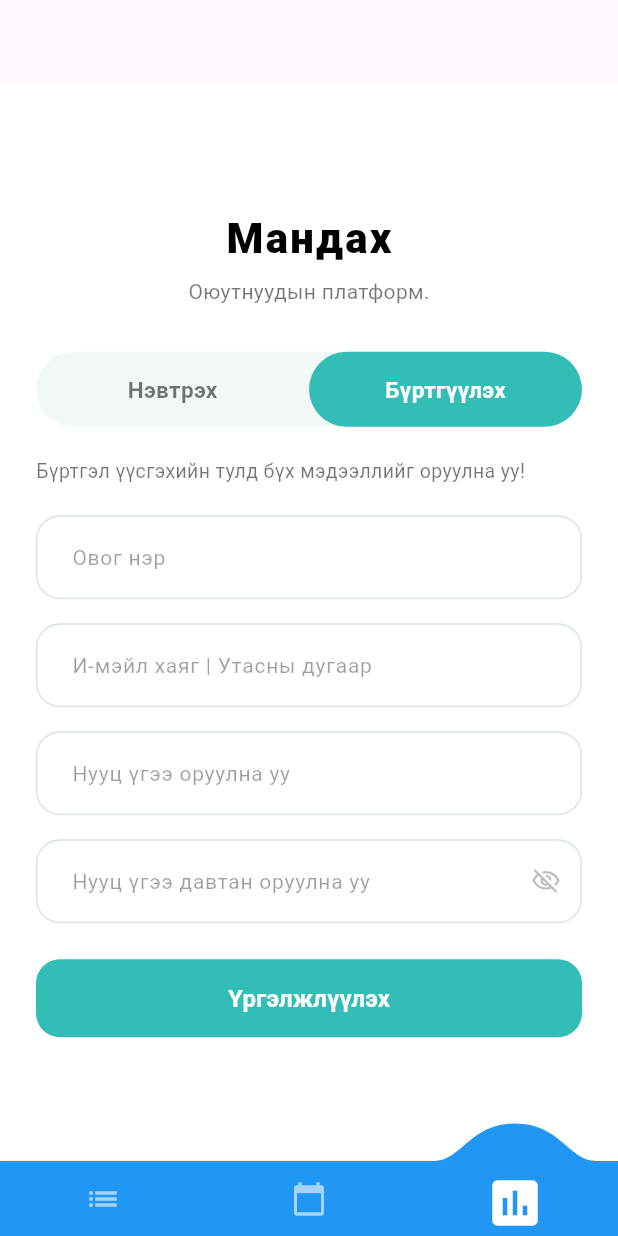
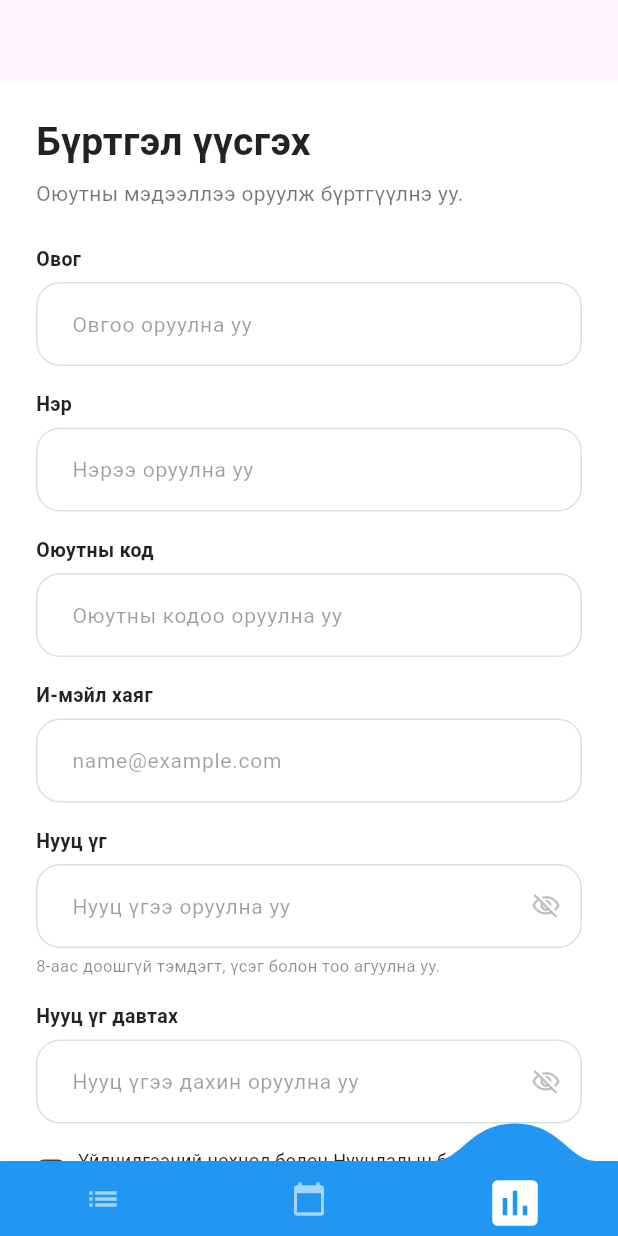
Before and after one commit to khhngrzul/Online-, a Flutter app: the screen it shows after launch, item 3 of the bottom bar chosen, on a phone screen of 412 x 824 dp. Run offline on Flutter 3.47's test engine with Material 3 defaults, Android fonts, the phone set to English and light mode, and no system bars; drawn by our look-alikes of convex_bottom_bar; network calls fail.

Commit message:
Update register.dart

```diff
--- a/flutter/lib/register.dart
+++ b/flutter/lib/register.dart
@@ -1,5 +1,5 @@
 import 'package:flutter/material.dart';
-import 'package:onlinezah/login.dart';
+import 'login.dart';
 
 class SchoolRegisterScreen extends StatefulWidget {
   const SchoolRegisterScreen({super.key});
@@ -9,6 +9,10 @@ class SchoolRegisterScreen extends StatefulWidget {
 }
 
 class _SchoolRegisterScreenState extends State<SchoolRegisterScreen> {
+  bool agreeToTerms = false;
+  bool obscurePassword = true;
+  bool obscureConfirmPassword = true;
+
   @override
   Widget build(BuildContext context) {
     return Scaffold(
@@ -20,93 +24,36 @@ class _SchoolRegisterScreenState extends State<SchoolRegisterScreen> {
             child: ConstrainedBox(
               constraints: const BoxConstraints(maxWidth: 420),
               child: Column(
-                crossAxisAlignment: CrossAxisAlignment.center,
-                mainAxisAlignment: MainAxisAlignment.center,
+                crossAxisAlignment: CrossAxisAlignment.start,
                 children: [
+                  // Гарчиг хэсэг
                   const Text(
-                    'Мандах',
+                    'Бүртгэл үүсгэх',
                     style: TextStyle(
-                      fontSize: 28,
-                      fontWeight: FontWeight.w900,
-                      letterSpacing: 1.5,
-                      color: Colors.black,
+                      fontSize: 26,
+                      fontWeight: FontWeight.bold,
+                      color: Colors.black87,
                     ),
                   ),
                   const SizedBox(height: 6),
                   const Text(
-                    'Оюутнуудын платформ.',
+                    'Оюутны мэдээллээ оруулж бүртгүүлнэ уу.',
                     style: TextStyle(
                       fontSize: 14,
                       color: Colors.black54,
                     ),
                   ),
-                  const SizedBox(height: 30),
+                  const SizedBox(height: 24),
 
-
-                  Container(
-                    height: 50,
-                    decoration: BoxDecoration(
-                      color: const Color(0xFFF2F8F8),
-                      borderRadius: BorderRadius.circular(25),
-                    ),
-                    child: Row(
-                      children: [
-                        Expanded(
-                          child: GestureDetector(
-                            onTap: () {
-                              Navigator.pushReplacement(
-                                context,
-                                MaterialPageRoute(builder: (context) => const SchoolLoginScreen()),
-                              );
-                            },
-                            child: Container(
-                              alignment: Alignment.center,
-                              child: const Text(
-                                'Нэвтрэх',
-                                style: TextStyle(
-                                  fontSize: 15,
-                                  fontWeight: FontWeight.w600,
-                                  color: Colors.black54,
-                                ),
-                              ),
-                            ),
-                          ),
-                        ),
-                        Expanded(
-                          child: Container(
-                            alignment: Alignment.center,
-                            decoration: BoxDecoration(
-                              color: const Color(0xFF32BEB6),
-                              borderRadius: BorderRadius.circular(25),
-                            ),
-                            child: const Text(
-                              'Бүртгүүлэх',
-                              style: TextStyle(
-                                fontSize: 15,
-                                fontWeight: FontWeight.w600,
-                                color: Colors.white,
-                              ),
-                            ),
-                          ),
-                        ),
-                      ],
-                    ),
+                  // 1. Овог
+                  const Text(
+                    'Овог',
+                    style: TextStyle(fontSize: 13, fontWeight: FontWeight.w600, color: Colors.black87),
                   ),
-                  const SizedBox(height: 20),
-
-                  const Align(
-                    alignment: Alignment.centerLeft,
-                    child: Text(
-                      'Бүртгэл үүсгэхийн тулд бүх мэдээллийг оруулна уу!',
-                      style: TextStyle(fontSize: 13, color: Colors.black54),
-                    ),
-                  ),
-                  const SizedBox(height: 20),
-
-                  // Ovog ner
+                  const SizedBox(height: 6),
                   TextField(
                     decoration: InputDecoration(
-                      hintText: 'Овог нэр',
+                      hintText: 'Овгоо оруулна уу',
                       hintStyle: const TextStyle(color: Colors.black38, fontSize: 14),
                       filled: true,
                       fillColor: Colors.white,
@@ -127,10 +74,15 @@ class _SchoolRegisterScreenState extends State<SchoolRegisterScreen> {
                   ),
                   const SizedBox(height: 16),
 
-                  // E-mail / Utasnii dugaar
+                  // 2. Нэр
+                  const Text(
+                    'Нэр',
+                    style: TextStyle(fontSize: 13, fontWeight: FontWeight.w600, color: Colors.black87),
+                  ),
+                  const SizedBox(height: 6),
                   TextField(
                     decoration: InputDecoration(
-                      hintText: 'И-мэйл хаяг | Утасны дугаар',
+                      hintText: 'Нэрээ оруулна уу',
                       hintStyle: const TextStyle(color: Colors.black38, fontSize: 14),
                       filled: true,
                       fillColor: Colors.white,
@@ -151,11 +103,15 @@ class _SchoolRegisterScreenState extends State<SchoolRegisterScreen> {
                   ),
                   const SizedBox(height: 16),
 
-                  // Nuuts üg
+                  // 3. Оюутны код
+                  const Text(
+                    'Оюутны код',
+                    style: TextStyle(fontSize: 13, fontWeight: FontWeight.w600, color: Colors.black87),
+                  ),
+                  const SizedBox(height: 6),
                   TextField(
-                    obscureText: true,
                     decoration: InputDecoration(
-                      hintText: 'Нууц үгээ оруулна уу',
+                      hintText: 'Оюутны кодоо оруулна уу',
                       hintStyle: const TextStyle(color: Colors.black38, fontSize: 14),
                       filled: true,
                       fillColor: Colors.white,
@@ -176,13 +132,16 @@ class _SchoolRegisterScreenState extends State<SchoolRegisterScreen> {
                   ),
                   const SizedBox(height: 16),
 
-
+                  // 4. И-мэйл хаяг
+                  const Text(
+                    'И-мэйл хаяг',
+                    style: TextStyle(fontSize: 13, fontWeight: FontWeight.w600, color: Colors.black87),
+                  ),
+                  const SizedBox(height: 6),
                   TextField(
-                    obscureText: true,
                     decoration: InputDecoration(
-                      hintText: 'Нууц үгээ давтан оруулна уу',
+                      hintText: 'name@example.com',
                       hintStyle: const TextStyle(color: Colors.black38, fontSize: 14),
-                      suffixIcon: const Icon(Icons.visibility_off_outlined, color: Colors.black26, size: 20),
                       filled: true,
                       fillColor: Colors.white,
                       contentPadding: const EdgeInsets.symmetric(horizontal: 20, vertical: 16),
@@ -200,9 +159,126 @@ class _SchoolRegisterScreenState extends State<SchoolRegisterScreen> {
                       ),
                     ),
                   ),
+                  const SizedBox(height: 16),
+
+                  // 5. Нууц үг
+                  const Text(
+                    'Нууц үг',
+                    style: TextStyle(fontSize: 13, fontWeight: FontWeight.w600, color: Colors.black87),
+                  ),
+                  const SizedBox(height: 6),
+                  TextField(
+                    obscureText: obscurePassword,
+                    decoration: InputDecoration(
+                      hintText: 'Нууц үгээ оруулна уу',
+                      hintStyle: const TextStyle(color: Colors.black38, fontSize: 14),
+                      suffixIcon: IconButton(
+                        icon: Icon(
+                          obscurePassword ? Icons.visibility_off_outlined : Icons.visibility_outlined,
+                          color: Colors.black26,
+                          size: 20,
+                        ),
+                        onPressed: () {
+                          setState(() {
+                            obscurePassword = !obscurePassword;
+                          });
+                        },
+                      ),
+                      filled: true,
+                      fillColor: Colors.white,
+                      contentPadding: const EdgeInsets.symmetric(horizontal: 20, vertical: 16),
+                      border: OutlineInputBorder(
+                        borderRadius: BorderRadius.circular(16),
+                        borderSide: const BorderSide(color: Color(0xFFD8E2DE)),
+                      ),
+                      enabledBorder: OutlineInputBorder(
+                        borderRadius: BorderRadius.circular(16),
+                        borderSide: const BorderSide(color: Color(0xFFD8E2DE)),
+                      ),
+                      focusedBorder: OutlineInputBorder(
+                        borderRadius: BorderRadius.circular(16),
+                        borderSide: const BorderSide(color: Color(0xFF32BEB6), width: 1.5),
+                      ),
+                    ),
+                  ),
+                  const SizedBox(height: 4),
+                  const Text(
+                    '8-аас доошгүй тэмдэгт, үсэг болон тоо агуулна уу.',
+                    style: TextStyle(fontSize: 11, color: Colors.black45),
+                  ),
+                  const SizedBox(height: 16),
+
+                  // 6. Нууц үг давтах
+                  const Text(
+                    'Нууц үг давтах',
+                    style: TextStyle(fontSize: 13, fontWeight: FontWeight.w600, color: Colors.black87),
+                  ),
+                  const SizedBox(height: 6),
+                  TextField(
+                    obscureText: obscureConfirmPassword,
+                    decoration: InputDecoration(
+                      hintText: 'Нууц үгээ дахин оруулна уу',
+                      hintStyle: const TextStyle(color: Colors.black38, fontSize: 14),
+                      suffixIcon: IconButton(
+                        icon: Icon(
+                          obscureConfirmPassword ? Icons.visibility_off_outlined : Icons.visibility_outlined,
+                          color: Colors.black26,
+                          size: 20,
+                        ),
+                        onPressed: () {
+                          setState(() {
+                            obscureConfirmPassword = !obscureConfirmPassword;
+                          });
+                        },
+                      ),
+                      filled: true,
+                      fillColor: Colors.white,
+                      contentPadding: const EdgeInsets.symmetric(horizontal: 20, vertical: 16),
+                      border: OutlineInputBorder(
+                        borderRadius: BorderRadius.circular(16),
+                        borderSide: const BorderSide(color: Color(0xFFD8E2DE)),
+                      ),
+                      enabledBorder: OutlineInputBorder(
+                        borderRadius: BorderRadius.circular(16),
+                        borderSide: const BorderSide(color: Color(0xFFD8E2DE)),
+                      ),
+                      focusedBorder: OutlineInputBorder(
+                        borderRadius: BorderRadius.circular(16),
+                        borderSide: const BorderSide(color: Color(0xFF32BEB6), width: 1.5),
+                      ),
+                    ),
+                  ),
+                  const SizedBox(height: 16),
+
+                  // Үйлчилгээний нөхцөл зөвшөөрөх чекбокс
+                  Row(
+                    children: [
+                      SizedBox(
+                        height: 20,
+                        width: 20,
+                        child: Checkbox(
+                          value: agreeToTerms,
+                          shape: RoundedRectangleBorder(borderRadius: BorderRadius.circular(4)),
+                          activeColor: const Color(0xFF32BEB6),
+                          onChanged: (value) {
+                            setState(() {
+                              agreeToTerms = value ?? false;
+                            });
+                          },
+                        ),
+                      ),
+                      const SizedBox(width: 8),
+                      const Expanded(
+                        child: Text(
+                          'Үйлчилгээний нөхцөл болон Нууцлалын бодлого-ыг уншиж, зөвшөөрч байна.',
+                          style: TextStyle(fontSize: 12, color: Colors.black87),
+                        ),
+                      ),
+                    ],
+                  ),
                   const SizedBox(height: 24),
 
-
+                  // Бүртгэл үүсгэх товч
                   SizedBox(
                     width: double.infinity,
                     height: 52,
@@ -215,14 +291,51 @@ class _SchoolRegisterScreenState extends State<SchoolRegisterScreen> {
                         elevation: 0,
                       ),
                       onPressed: () {},
-                      child: const Text(
-                        'Үргэлжлүүлэх',
-                        style: TextStyle(
-                          color: Colors.white,
-                          fontSize: 16,
-                          fontWeight: FontWeight.bold,
+                      child: const Row(
+                        mainAxisAlignment: MainAxisAlignment.center,
+                        children: [
+                          Text(
+                            'Бүртгэл үүсгэх',
+                            style: TextStyle(
+                              color: Colors.white,
+                              fontSize: 16,
+                              fontWeight: FontWeight.bold,
+                            ),
+                          ),
+                          SizedBox(width: 8),
+                          Icon(Icons.arrow_forward, color: Colors.white, size: 18),
+                        ],
+                      ),
+                    ),
+                  ),
+                  const SizedBox(height: 20),
+
+                  // Доод хэсэг: Бүртгэлтэй юу? Нэвтрэх
+                  Center(
+                    child: Row(
+                      mainAxisAlignment: MainAxisAlignment.center,
+                      children: [
+                        const Text(
+                          'Бүртгэлтэй юу? ',
+                          style: TextStyle(fontSize: 13, color: Colors.black54),
                         ),
-                      ),
+                        GestureDetector(
+                          onTap: () {
+                            Navigator.pushReplacement(
+                              context,
+                              MaterialPageRoute(builder: (context) => const SchoolLoginScreen()),
+                            );
+                          },
+                          child: const Text(
+                            'Нэвтрэх',
+                            style: TextStyle(
+                              fontSize: 13,
+                              fontWeight: FontWeight.bold,
+                              color: Color(0xFF32BEB6),
+                            ),
+                          ),
+                        ),
+                      ],
                     ),
                   ),
                 ],
```
